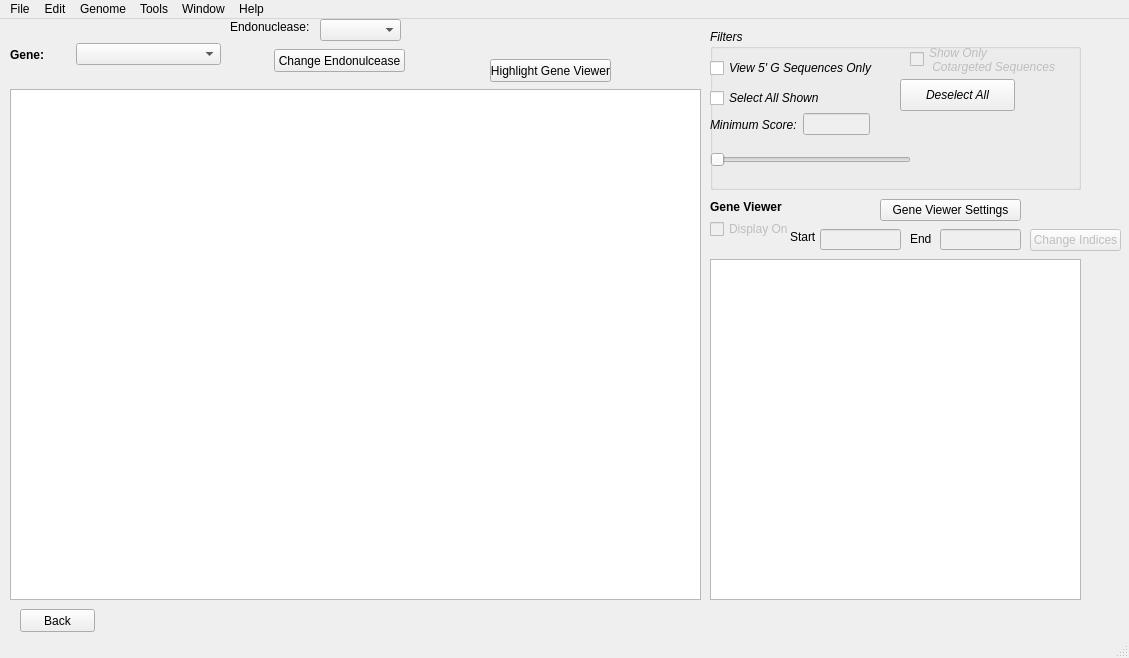
The window that resultsWindow.ui (TrinhLab/CASPERapp) describes before a commit, drawn with Qt 5.
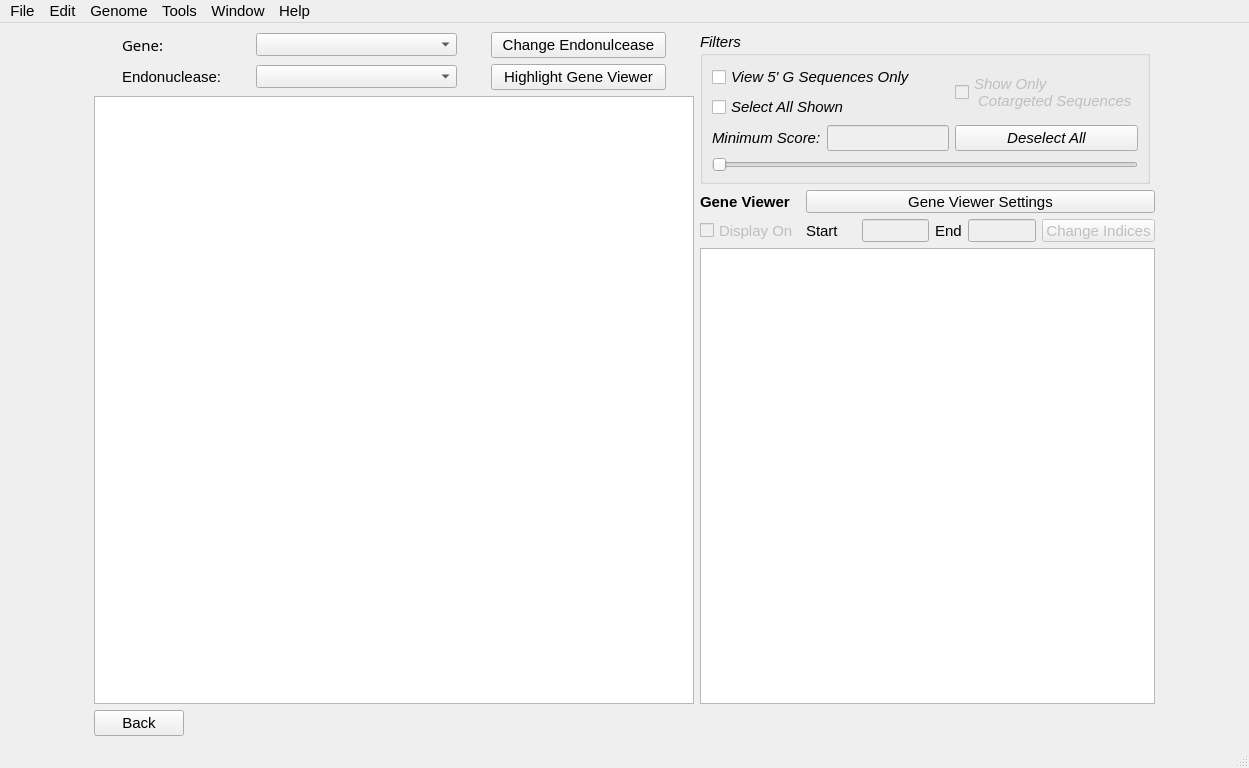
The same window after the commit.

The edit to the form file:
```diff
--- a/resultsWindow.ui
+++ b/resultsWindow.ui
@@ -6,210 +6,209 @@
    <rect>
     <x>0</x>
     <y>0</y>
-    <width>1129</width>
-    <height>658</height>
+    <width>1249</width>
+    <height>768</height>
    </rect>
   </property>
+  <property name="font">
+   <font>
+    <pointsize>11</pointsize>
+   </font>
+  </property>
   <property name="windowTitle">
    <string>MainWindow</string>
   </property>
   <widget class="QWidget" name="centralwidget">
-   <widget class="QTextEdit" name="geneViewer">
-    <property name="geometry">
-     <rect>
-      <x>710</x>
-      <y>240</y>
-      <width>371</width>
-      <height>341</height>
-     </rect>
-    </property>
-   </widget>
-   <widget class="QLabel" name="geneviewerLabel">
-    <property name="geometry">
-     <rect>
-      <x>710</x>
-      <y>180</y>
-      <width>81</width>
-      <height>16</height>
-     </rect>
-    </property>
-    <property name="font">
-     <font>
-      <weight>75</weight>
-      <bold>true</bold>
-     </font>
-    </property>
+   <layout class="QGridLayout" name="gridLayout_2">
+    <item row="0" column="0">
+     <spacer name="horizontalSpacer">
+      <property name="orientation">
+       <enum>Qt::Horizontal</enum>
+      </property>
+      <property name="sizeHint" stdset="0">
+       <size>
+        <width>40</width>
+        <height>20</height>
+       </size>
+      </property>
+     </spacer>
+    </item>
+    <item row="2" column="2">
+     <layout class="QGridLayout" name="gridLayout_3">
+      <item row="1" column="3">
+       <widget class="QLabel" name="endLabel">
     <property name="text">
-     <string>Gene Viewer</string>
-    </property>
-   </widget>
-   <widget class="QLineEdit" name="lineEditStart">
-    <property name="enabled">
-     <bool>false</bool>
-    </property>
-    <property name="geometry">
-     <rect>
-      <x>820</x>
-      <y>210</y>
-      <width>81</width>
-      <height>21</height>
-     </rect>
-    </property>
-   </widget>
+         <string>End</string>
+        </property>
+       </widget>
+      </item>
+      <item row="1" column="4">
    <widget class="QLineEdit" name="lineEditEnd">
     <property name="enabled">
      <bool>false</bool>
     </property>
-    <property name="geometry">
-     <rect>
-      <x>940</x>
-      <y>210</y>
-      <width>81</width>
-      <height>21</height>
-     </rect>
-    </property>
-   </widget>
+        <property name="minimumSize">
+         <size>
+          <width>68</width>
+          <height>23</height>
+         </size>
+        </property>
+        <property name="maximumSize">
+         <size>
+          <width>68</width>
+          <height>23</height>
+         </size>
+        </property>
+       </widget>
+      </item>
+      <item row="1" column="5">
+       <widget class="QPushButton" name="change_start_end_button">
+        <property name="enabled">
+         <bool>false</bool>
+        </property>
+        <property name="minimumSize">
+         <size>
+          <width>110</width>
+          <height>0</height>
+         </size>
+        </property>
+        <property name="maximumSize">
+         <size>
+          <width>140</width>
+          <height>23</height>
+         </size>
+        </property>
+        <property name="toolTip">
+         <string>&lt;html&gt;&lt;head/&gt;&lt;body&gt;&lt;p&gt;This button changes the start and end indicies of the Gene Viewer sequence&lt;/p&gt;&lt;/body&gt;&lt;/html&gt;</string>
+        </property>
+        <property name="text">
+         <string>Change Indices</string>
+        </property>
+       </widget>
+      </item>
+      <item row="1" column="2">
+       <widget class="QLineEdit" name="lineEditStart">
+        <property name="enabled">
+         <bool>false</bool>
+        </property>
+        <property name="maximumSize">
+         <size>
+          <width>67</width>
+          <height>23</height>
+         </size>
+        </property>
+       </widget>
+      </item>
+      <item row="1" column="1">
    <widget class="QLabel" name="startlabel">
-    <property name="geometry">
-     <rect>
-      <x>790</x>
-      <y>210</y>
-      <width>41</width>
-      <height>16</height>
-     </rect>
+        <property name="minimumSize">
+         <size>
+          <width>50</width>
+          <height>0</height>
+         </size>
+        </property>
+        <property name="maximumSize">
+         <size>
+          <width>50</width>
+          <height>23</height>
+         </size>
     </property>
     <property name="text">
      <string>Start</string>
     </property>
    </widget>
-   <widget class="QLabel" name="endLabel">
-    <property name="geometry">
-     <rect>
-      <x>910</x>
-      <y>210</y>
-      <width>31</width>
-      <height>20</height>
-     </rect>
+      </item>
+      <item row="1" column="0">
+       <widget class="QCheckBox" name="displayGeneViewer">
+        <property name="enabled">
+         <bool>false</bool>
+        </property>
+        <property name="minimumSize">
+         <size>
+          <width>100</width>
+          <height>0</height>
+         </size>
+        </property>
+        <property name="maximumSize">
+         <size>
+          <width>111</width>
+          <height>21</height>
+         </size>
     </property>
     <property name="text">
-     <string>End</string>
-    </property>
-   </widget>
-   <widget class="QWidget" name="horizontalLayoutWidget_2">
-    <property name="geometry">
-     <rect>
-      <x>10</x>
-      <y>10</y>
-      <width>211</width>
-      <height>51</height>
-     </rect>
-    </property>
-    <layout class="QHBoxLayout" name="horizontalLayout_2">
-     <item>
-      <widget class="QLabel" name="geneLabel">
-       <property name="maximumSize">
-        <size>
-         <width>60</width>
-         <height>16777215</height>
-        </size>
-       </property>
+         <string>Display On</string>
+        </property>
+       </widget>
+      </item>
+      <item row="0" column="0">
+       <widget class="QLabel" name="geneviewerLabel">
        <property name="font">
         <font>
+          <pointsize>11</pointsize>
          <weight>75</weight>
          <bold>true</bold>
         </font>
        </property>
        <property name="text">
-        <string>Gene:</string>
+         <string>Gene Viewer</string>
        </property>
       </widget>
      </item>
-     <item>
-      <widget class="QComboBox" name="comboBoxGene"/>
-     </item>
-    </layout>
-   </widget>
-   <widget class="QTableWidget" name="targetTable">
-    <property name="geometry">
-     <rect>
-      <x>10</x>
-      <y>70</y>
-      <width>691</width>
-      <height>511</height>
-     </rect>
-    </property>
-    <property name="verticalScrollMode">
-     <enum>QAbstractItemView::ScrollPerPixel</enum>
-    </property>
-    <property name="horizontalScrollMode">
-     <enum>QAbstractItemView::ScrollPerPixel</enum>
-    </property>
-   </widget>
+      <item row="0" column="1" colspan="5">
+       <widget class="QPushButton" name="gene_viewer_settings_button">
+        <property name="maximumSize">
+         <size>
+          <width>112312</width>
+          <height>23</height>
+         </size>
+        </property>
+        <property name="text">
+         <string>Gene Viewer Settings</string>
+        </property>
+       </widget>
+      </item>
+     </layout>
+    </item>
+    <item row="0" column="2" rowspan="2">
    <widget class="QGroupBox" name="groupBox">
-    <property name="geometry">
-     <rect>
-      <x>710</x>
-      <y>10</y>
-      <width>371</width>
-      <height>161</height>
-     </rect>
+      <property name="maximumSize">
+       <size>
+        <width>450</width>
+        <height>156</height>
+       </size>
     </property>
     <property name="font">
      <font>
+        <pointsize>11</pointsize>
       <italic>true</italic>
      </font>
     </property>
     <property name="title">
      <string>Filters</string>
     </property>
-    <widget class="QCheckBox" name="fivegseqCheckBox">
-     <property name="geometry">
-      <rect>
-       <x>0</x>
-       <y>30</y>
-       <width>191</width>
-       <height>18</height>
-      </rect>
-     </property>
-     <property name="text">
-      <string>View 5' G Sequences Only</string>
-     </property>
-    </widget>
+      <layout class="QGridLayout" name="gridLayout">
+       <item row="4" column="0" colspan="2">
+        <widget class="QSlider" name="scoreSlider">
+         <property name="orientation">
+          <enum>Qt::Horizontal</enum>
+         </property>
+        </widget>
+       </item>
+       <item row="2" column="0">
     <widget class="QCheckBox" name="checkBoxSelectAll">
-     <property name="geometry">
-      <rect>
-       <x>0</x>
-       <y>60</y>
-       <width>141</width>
-       <height>18</height>
-      </rect>
-     </property>
      <property name="text">
       <string>Select All Shown</string>
      </property>
     </widget>
+       </item>
+       <item row="3" column="1">
     <widget class="QPushButton" name="pushButton_Deselect_All">
-     <property name="geometry">
-      <rect>
-       <x>190</x>
-       <y>50</y>
-       <width>115</width>
-       <height>32</height>
-      </rect>
-     </property>
      <property name="text">
       <string>Deselect All</string>
      </property>
     </widget>
-    <widget class="QWidget" name="horizontalLayoutWidget">
-     <property name="geometry">
-      <rect>
-       <x>0</x>
-       <y>80</y>
-       <width>160</width>
-       <height>31</height>
-      </rect>
-     </property>
+       </item>
+       <item row="3" column="0">
      <layout class="QHBoxLayout" name="horizontalLayout">
       <item>
        <widget class="QLabel" name="label_12">
@@ -226,111 +225,168 @@
        </widget>
       </item>
      </layout>
-    </widget>
-    <widget class="QSlider" name="scoreSlider">
-     <property name="geometry">
-      <rect>
-       <x>0</x>
-       <y>120</y>
-       <width>201</width>
-       <height>22</height>
-      </rect>
-     </property>
-     <property name="orientation">
-      <enum>Qt::Horizontal</enum>
-     </property>
-    </widget>
+       </item>
+       <item row="1" column="0">
+        <widget class="QCheckBox" name="fivegseqCheckBox">
+         <property name="text">
+          <string>View 5' G Sequences Only</string>
+         </property>
+        </widget>
+       </item>
+       <item row="1" column="1" rowspan="2">
     <widget class="QCheckBox" name="cotarget_checkbox">
      <property name="enabled">
       <bool>false</bool>
      </property>
-     <property name="geometry">
-      <rect>
-       <x>200</x>
-       <y>10</y>
-       <width>151</width>
-       <height>41</height>
-      </rect>
+         <property name="minimumSize">
+          <size>
+           <width>0</width>
+           <height>50</height>
+          </size>
      </property>
      <property name="text">
       <string>Show Only 
  Cotargeted Sequences</string>
      </property>
     </widget>
-   </widget>
-   <widget class="QCheckBox" name="displayGeneViewer">
-    <property name="enabled">
-     <bool>false</bool>
-    </property>
-    <property name="geometry">
-     <rect>
-      <x>710</x>
-      <y>200</y>
-      <width>87</width>
+       </item>
+      </layout>
+     </widget>
+    </item>
+    <item row="2" column="3">
+     <spacer name="horizontalSpacer_2">
+      <property name="orientation">
+       <enum>Qt::Horizontal</enum>
+      </property>
+      <property name="sizeHint" stdset="0">
+       <size>
+        <width>40</width>
       <height>20</height>
-     </rect>
+       </size>
+      </property>
+     </spacer>
+    </item>
+    <item row="1" column="1" rowspan="3">
+     <widget class="QTableWidget" name="targetTable">
+      <property name="minimumSize">
+       <size>
+        <width>600</width>
+        <height>400</height>
+       </size>
+      </property>
+      <property name="maximumSize">
+       <size>
+        <width>600</width>
+        <height>100000</height>
+       </size>
+      </property>
+      <property name="verticalScrollMode">
+       <enum>QAbstractItemView::ScrollPerPixel</enum>
+      </property>
+      <property name="horizontalScrollMode">
+       <enum>QAbstractItemView::ScrollPerPixel</enum>
+      </property>
+     </widget>
+    </item>
+    <item row="3" column="2">
+     <widget class="QTextEdit" name="geneViewer">
+      <property name="minimumSize">
+       <size>
+        <width>411</width>
+        <height>0</height>
+       </size>
+      </property>
+      <property name="maximumSize">
+       <size>
+        <width>1112</width>
+        <height>121212</height>
+       </size>
+      </property>
+     </widget>
+    </item>
+    <item row="0" column="1">
+     <layout class="QGridLayout" name="gridLayout_4">
+      <item row="0" column="0">
+       <widget class="QLabel" name="geneLabel">
+        <property name="minimumSize">
+         <size>
+          <width>0</width>
+          <height>0</height>
+         </size>
+        </property>
+        <property name="maximumSize">
+         <size>
+          <width>50</width>
+          <height>16777215</height>
+         </size>
+        </property>
+        <property name="font">
+         <font>
+          <family>Sans Serif</family>
+          <pointsize>11</pointsize>
+          <weight>50</weight>
+          <italic>false</italic>
+          <bold>false</bold>
+         </font>
+        </property>
+        <property name="styleSheet">
+         <string notr="true">font: 11pt &quot;Sans Serif&quot;;</string>
     </property>
     <property name="text">
-     <string>Display On</string>
-    </property>
-   </widget>
-   <widget class="QPushButton" name="back_button">
-    <property name="geometry">
-     <rect>
-      <x>20</x>
-      <y>590</y>
-      <width>75</width>
+         <string>Gene:</string>
+        </property>
+       </widget>
+      </item>
+      <item row="0" column="1">
+       <widget class="QComboBox" name="comboBoxGene">
+        <property name="maximumSize">
+         <size>
+          <width>201</width>
       <height>23</height>
-     </rect>
-    </property>
-    <property name="text">
-     <string>Back</string>
-    </property>
-   </widget>
-   <widget class="QComboBox" name="endonucleaseBox">
-    <property name="geometry">
-     <rect>
-      <x>320</x>
-      <y>0</y>
-      <width>81</width>
-      <height>22</height>
-     </rect>
-    </property>
-   </widget>
+         </size>
+        </property>
+       </widget>
+      </item>
+      <item row="1" column="0">
    <widget class="QLabel" name="endoLabel">
-    <property name="geometry">
-     <rect>
-      <x>230</x>
-      <y>0</y>
-      <width>81</width>
-      <height>16</height>
-     </rect>
+        <property name="styleSheet">
+         <string notr="true">font: 11pt &quot;Sans Serif&quot;;</string>
     </property>
     <property name="text">
      <string>Endonuclease:</string>
     </property>
    </widget>
+      </item>
+      <item row="1" column="1">
+       <widget class="QComboBox" name="endonucleaseBox">
+        <property name="maximumSize">
+         <size>
+          <width>201</width>
+          <height>23</height>
+         </size>
+        </property>
+       </widget>
+      </item>
+      <item row="0" column="2">
    <widget class="QPushButton" name="changeEndoButton">
-    <property name="geometry">
-     <rect>
-      <x>274</x>
-      <y>30</y>
-      <width>131</width>
-      <height>23</height>
-     </rect>
+        <property name="maximumSize">
+         <size>
+          <width>175</width>
+          <height>16777215</height>
+         </size>
     </property>
     <property name="text">
      <string>Change Endonulcease</string>
     </property>
    </widget>
+      </item>
+      <item row="1" column="2">
    <widget class="QPushButton" name="highlight_gene_viewer_button">
-    <property name="geometry">
-     <rect>
-      <x>490</x>
-      <y>40</y>
-      <width>121</width>
-      <height>23</height>
-     </rect>
+        <property name="maximumSize">
+         <size>
+          <width>175</width>
+          <height>16777215</height>
+         </size>
     </property>
     <property name="toolTip">
      <string>&lt;html&gt;&lt;head/&gt;&lt;body&gt;&lt;p&gt;This button will highlight the sequences in the Gene Viewer that match the sequences checked in the table&lt;/p&gt;&lt;/body&gt;&lt;/html&gt;</string>
@@ -339,46 +395,31 @@
      <string>Highlight Gene Viewer</string>
     </property>
    </widget>
-   <widget class="QPushButton" name="change_start_end_button">
-    <property name="enabled">
-     <bool>false</bool>
-    </property>
-    <property name="geometry">
-     <rect>
-      <x>1030</x>
-      <y>210</y>
-      <width>91</width>
-      <height>22</height>
-     </rect>
-    </property>
-    <property name="toolTip">
-     <string>&lt;html&gt;&lt;head/&gt;&lt;body&gt;&lt;p&gt;This button changes the start and end indicies of the Gene Viewer sequence&lt;/p&gt;&lt;/body&gt;&lt;/html&gt;</string>
-    </property>
+      </item>
+     </layout>
+    </item>
+    <item row="4" column="1">
+     <widget class="QPushButton" name="back_button">
+      <property name="maximumSize">
+       <size>
+        <width>90</width>
+        <height>16777215</height>
+       </size>
+      </property>
     <property name="text">
-     <string>Change Indices</string>
-    </property>
-   </widget>
-   <widget class="QPushButton" name="gene_viewer_settings_button">
-    <property name="geometry">
-     <rect>
-      <x>880</x>
-      <y>180</y>
-      <width>141</width>
-      <height>22</height>
-     </rect>
-    </property>
-    <property name="text">
-     <string>Gene Viewer Settings</string>
-    </property>
-   </widget>
+       <string>Back</string>
+      </property>
+     </widget>
+    </item>
+   </layout>
   </widget>
   <widget class="QMenuBar" name="menubar">
    <property name="geometry">
     <rect>
      <x>0</x>
      <y>0</y>
-     <width>1129</width>
-     <height>21</height>
+     <width>1249</width>
+     <height>23</height>
     </rect>
    </property>
    <widget class="QMenu" name="menuFile">
```
Left out of the diff: 2 changed lines with no effect on the pictures. Lines whose indentation alone changed are shown as unchanged.
